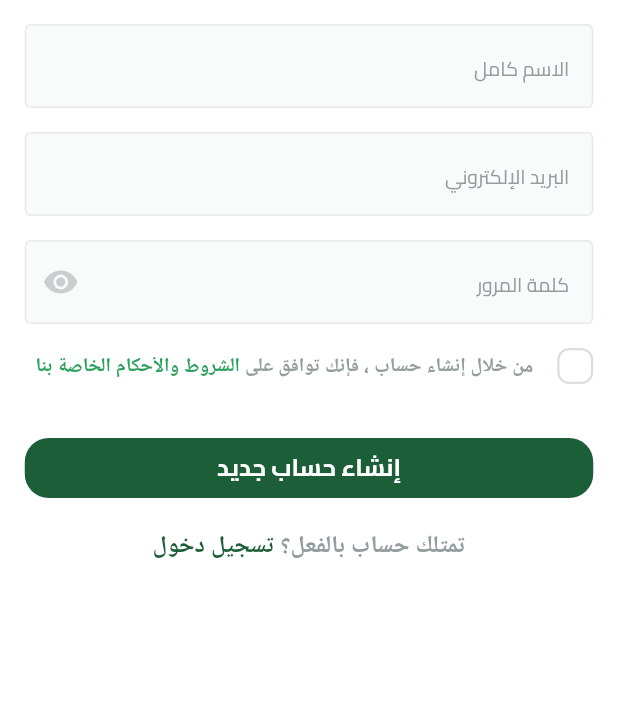
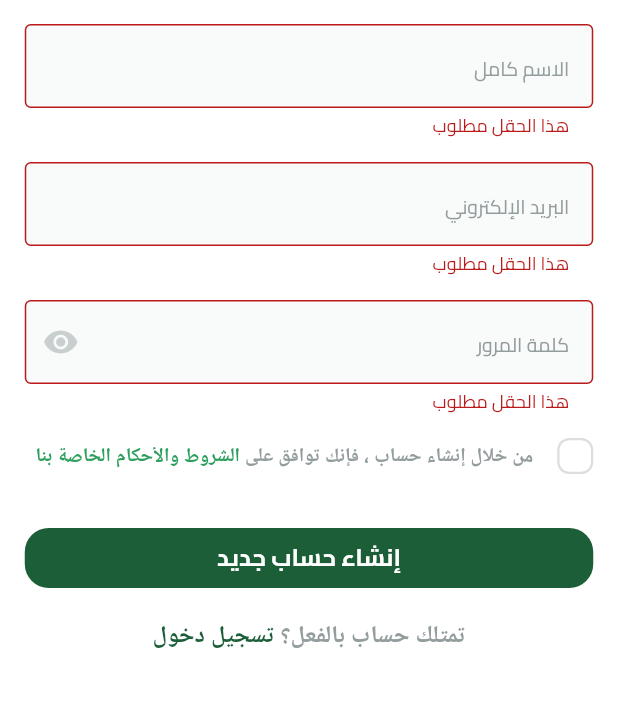
Before and after one commit to seifmoustafa/Fruit-Hub, a Flutter app: the SignupView screen opened by its route, after a tap on "إنشاء حساب جديد", on a phone screen of 412 x 824 dp, the part 60-767 px from its top. Run offline on Flutter 3.47's test engine with Material 3 defaults, Android fonts, the phone set to English and light mode, and no system bars; drawn by our look-alikes of modal_progress_hud_nsn; our stand-ins replace dartz, dots_indicator, firebase_auth, firebase_core, flutter_bloc, flutter_svg and 3 more; accounts and stored records are empty.

Commit message:
Refactor authentication error messages to support Arabic localization and enhance SignupView with BlocConsumer for better state management

```diff
--- a/lib/core/services/get_it_service.dart
+++ b/lib/core/services/get_it_service.dart
@@ -4,7 +4,7 @@ import 'package:fruit_hub/features/auth/domain/repos/auth_repo.dart';
 import 'package:fruit_hub/features/auth/data/repos/auth_repo_impl.dart';
 
 final getIt = GetIt.instance;
-void setup() {
+void setupGetit() {
   getIt.registerSingleton<FirebaseAuthService>(FirebaseAuthService());
   getIt.registerSingleton<AuthRepo>(AuthRepoImpl(
     firebaseAuthService: getIt<FirebaseAuthService>(),
--- a/lib/core/widgets/custom_text_form_field.dart
+++ b/lib/core/widgets/custom_text_form_field.dart
@@ -7,13 +7,22 @@ class CustomTextFormField extends StatelessWidget {
     required this.hintText,
     required this.textInputType,
     this.suffixIcon,
+    this.onSaved,
   });
   final String hintText;
   final TextInputType textInputType;
   final Widget? suffixIcon;
+  final void Function(String?)? onSaved;
   @override
   Widget build(BuildContext context) {
     return TextFormField(
+      onSaved: onSaved,
+      validator: (value) {
+        if (value!.isEmpty) {
+          return 'هذا الحقل مطلوب';
+        }
+        return null;
+      },
       keyboardType: textInputType,
       decoration: InputDecoration(
         suffixIcon: suffixIcon,
--- a/lib/features/auth/data/repos/auth_repo_impl.dart
+++ b/lib/features/auth/data/repos/auth_repo_impl.dart
@@ -24,7 +24,8 @@ class AuthRepoImpl extends AuthRepo {
     } on CustomExeption catch (e) {
       return left(ServerFaliure(message: e.message));
     } catch (e) {
-      return left(ServerFaliure(message: 'An error occurred'));
+      return left(
+          ServerFaliure(message: 'حدث خطأ ما يرجى المحاولة مرة أخرى لاحقا!'));
     }
   }
 }
--- a/lib/features/auth/presentation/views/signup_view.dart
+++ b/lib/features/auth/presentation/views/signup_view.dart
@@ -4,7 +4,7 @@ import 'package:fruit_hub/core/widgets/custom_app_bar.dart';
 import 'package:fruit_hub/core/services/get_it_service.dart';
 import 'package:fruit_hub/features/auth/domain/repos/auth_repo.dart';
 import 'package:fruit_hub/features/auth/presentation/cubits/signup_cubit.dart';
-import 'package:fruit_hub/features/auth/presentation/views/widgets/signup_view_body.dart';
+import 'package:fruit_hub/features/auth/presentation/views/widgets/signup_view_body_bloc_consumer.dart';
 
 class SignupView extends StatelessWidget {
   const SignupView({super.key});
@@ -18,7 +18,7 @@ class SignupView extends StatelessWidget {
       ),
       child: Scaffold(
         appBar: buildAppBar(context, title: 'حساب جديد'),
-        body: const SignupViewBody(),
+        body: const SignupViewBodyBlocConsumer(),
       ),
     );
   }
--- a/lib/features/auth/presentation/views/widgets/signup_view_body.dart
+++ b/lib/features/auth/presentation/views/widgets/signup_view_body.dart
@@ -1,28 +1,45 @@
 import 'package:flutter/material.dart';
 import 'package:fruit_hub/constants.dart';
+import 'package:flutter_bloc/flutter_bloc.dart';
 import 'package:fruit_hub/core/widgets/custom_button.dart';
 import 'package:fruit_hub/core/widgets/custom_text_form_field.dart';
+import 'package:fruit_hub/features/auth/presentation/cubits/signup_cubit.dart';
 import 'package:fruit_hub/features/auth/presentation/views/widgets/have_an_account.dart';
 import 'package:fruit_hub/features/auth/presentation/views/widgets/terms_and_conditions.dart';
 
-class SignupViewBody extends StatelessWidget {
+class SignupViewBody extends StatefulWidget {
   const SignupViewBody({super.key});
+  @override
+  State<SignupViewBody> createState() => _SignupViewBodyState();
+}
+
+class _SignupViewBodyState extends State<SignupViewBody> {
+  final formKey = GlobalKey<FormState>();
+  AutovalidateMode autovalidateMode = AutovalidateMode.disabled;
+  late String email, userName, password;
 
   @override
   Widget build(BuildContext context) {
     return SingleChildScrollView(
       child: Padding(
         padding: const EdgeInsets.symmetric(horizontal: kHorizontalPadding),
+        child: Form(
+          key: formKey,
+          autovalidateMode: autovalidateMode,
           child: Column(
             spacing: 16,
             children: [
-            const CustomTextFormField(
-                hintText: 'الاسم كامل', textInputType: TextInputType.name),
-            const CustomTextFormField(
+              CustomTextFormField(
+                  onSaved: (value) => userName = value!,
+                  hintText: 'الاسم كامل',
+                  textInputType: TextInputType.name),
+              CustomTextFormField(
+                  onSaved: (value) => email = value!,
                   hintText: 'البريد الإلكتروني',
                   textInputType: TextInputType.emailAddress),
-            const CustomTextFormField(
-                suffixIcon: Icon(
+              CustomTextFormField(
+                  onSaved: (value) => password = value!,
+                  suffixIcon: const Icon(
                     Icons.remove_red_eye,
                     color: Color(0xffc9cecf),
                   ),
@@ -30,9 +47,26 @@ class SignupViewBody extends StatelessWidget {
                   textInputType: TextInputType.visiblePassword),
               const TermsAndConditions(),
               const SizedBox(),
-            CustomButton(onPressed: () {}, text: 'إنشاء حساب جديد'),
+              CustomButton(
+                  onPressed: () {
+                    if (formKey.currentState!.validate()) {
+                      formKey.currentState!.save();
+                      context
+                          .read<SignupCubit>()
+                          .createUserWithEmailAndPassword(
+                            email,
+                            password,
+                            userName,
+                          );
+                    } else {
+                      autovalidateMode = AutovalidateMode.always;
+                      setState(() {});
+                    }
+                  },
+                  text: 'إنشاء حساب جديد'),
               const HaveAnAccount()
             ],
+          ),
         ),
       ),
     );
--- /dev/null
+++ b/lib/features/auth/presentation/views/widgets/signup_view_body_bloc_consumer.dart
@@ -0,0 +1,50 @@
+import 'package:flutter/material.dart';
+import 'package:flutter_bloc/flutter_bloc.dart';
+import 'package:top_snackbar_flutter/top_snack_bar.dart';
+import 'package:top_snackbar_flutter/custom_snack_bar.dart';
+import 'package:modal_progress_hud_nsn/modal_progress_hud_nsn.dart';
+import 'package:fruit_hub/features/auth/presentation/cubits/signup_cubit.dart';
+import 'package:fruit_hub/features/auth/presentation/views/widgets/signup_view_body.dart';
+
+class SignupViewBodyBlocConsumer extends StatelessWidget {
+  const SignupViewBodyBlocConsumer({
+    super.key,
+  });
+
+  @override
+  Widget build(BuildContext context) {
+    return BlocConsumer<SignupCubit, SignupState>(
+      listener: (context, state) {
+        if (state is SignupFailure) {
+          // ScaffoldMessenger.of(context).showSnackBar(
+          //   SnackBar(
+          //     content: Text(state.message),
+          //     backgroundColor: Colors.red,
+          //   ),
+          // );
+          // AnimatedSnackBar.rectangle(
+          //   duration: const Duration(seconds: 3),
+          //   'خطأ في التسجيل',
+          //   state.message,
+          //   type: AnimatedSnackBarType.error,
+          //   brightness: Brightness.light,
+          // ).show(context);
+          showTopSnackBar(
+            Overlay.of(context),
+            CustomSnackBar.error(
+              message: state.message,
+            ),
+          );
+        }
+        if (state is SignupSuccess) {
+          Navigator.of(context).pop();
+        }
+      },
+      builder: (context, state) {
+        return ModalProgressHUD(
+            inAsyncCall: state is SignupLoading ? true : false,
+            child: const SignupViewBody());
+      },
+    );
+  }
+}
--- a/lib/main.dart
+++ b/lib/main.dart
@@ -3,6 +3,7 @@ import 'package:fruit_hub/generated/l10n.dart';
 import 'package:fruit_hub/firebase_options.dart';
 import 'package:firebase_core/firebase_core.dart';
 import 'package:fruit_hub/core/utils/app_colors.dart';
+import 'package:fruit_hub/core/services/get_it_service.dart';
 import 'package:flutter_localizations/flutter_localizations.dart';
 import 'package:fruit_hub/core/helper_functions/on_generate_routes.dart';
 import 'package:fruit_hub/core/services/shared_prefrences_singleton.dart';
@@ -14,6 +15,7 @@ void main() async {
     options: DefaultFirebaseOptions.currentPlatform,
   );
   await Prefs.init();
+  setupGetit();
   runApp(const FruitHub());
 }
 
--- a/pubspec.yaml
+++ b/pubspec.yaml
@@ -28,6 +28,7 @@ environment:
 # the latest version available on pub.dev. To see which dependencies have newer
 # versions available, run `flutter pub outdated`.
 dependencies:
+  animated_snack_bar: ^0.4.0
   bloc: ^8.1.4
   cupertino_icons: ^1.0.8
   dartz: ^0.10.1
@@ -42,7 +43,9 @@ dependencies:
   flutter_svg: ^2.0.16
   get_it: ^8.0.3
   meta: ^1.15.0
+  modal_progress_hud_nsn: ^0.5.1
   shared_preferences: ^2.3.3
+  top_snackbar_flutter: ^3.1.0
 
 dev_dependencies:
   flutter_launcher_icons: ^0.14.2
```
Also changed, not shown: lib/core/services/firebase_auth_service.dart (+4 -4 lines), pubspec.lock. Lines whose indentation alone changed are shown as unchanged.
